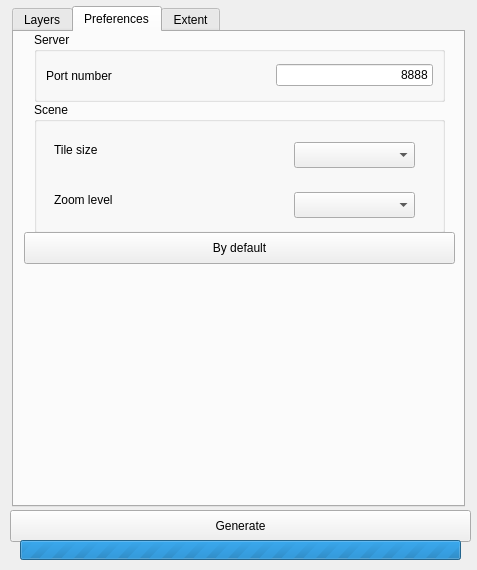
vongoethe/vizitown_plugin, file ui_vizitown.ui: the form before one commit.
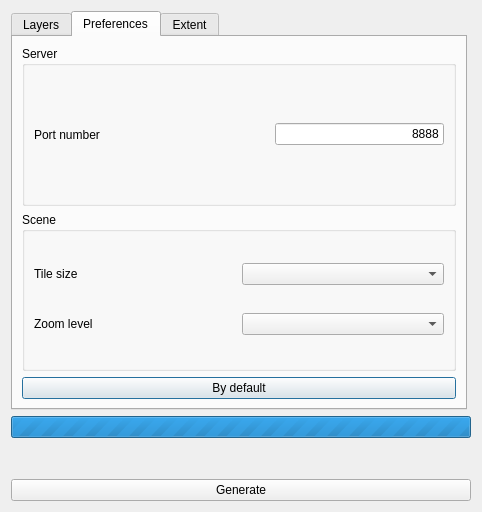
The form after the commit. The open tabs and pages were chosen to show the change. Icons and pictures are not drawn.

The edit to the form file:
```diff
--- a/ui_vizitown.ui
+++ b/ui_vizitown.ui
@@ -9,20 +9,20 @@
    <rect>
     <x>0</x>
     <y>0</y>
-    <width>477</width>
-    <height>570</height>
+    <width>482</width>
+    <height>512</height>
    </rect>
   </property>
   <property name="minimumSize">
    <size>
-    <width>477</width>
-    <height>570</height>
+    <width>482</width>
+    <height>512</height>
    </size>
   </property>
   <property name="maximumSize">
    <size>
-    <width>477</width>
-    <height>570</height>
+    <width>482</width>
+    <height>512</height>
    </size>
   </property>
   <property name="windowTitle">
@@ -32,14 +32,20 @@
    <iconset>
     <normaloff>vt.png</normaloff>vt.png</iconset>
   </property>
+  <layout class="QVBoxLayout" name="verticalLayout_2">
+   <item>
   <widget class="QTabWidget" name="tabWidget">
-   <property name="geometry">
-    <rect>
-     <x>12</x>
-     <y>6</y>
-     <width>453</width>
-     <height>501</height>
-    </rect>
+     <property name="minimumSize">
+      <size>
+       <width>456</width>
+       <height>398</height>
+      </size>
+     </property>
+     <property name="maximumSize">
+      <size>
+       <width>456</width>
+       <height>16777215</height>
+      </size>
    </property>
    <property name="currentIndex">
     <number>0</number>
@@ -49,54 +55,61 @@
      <string>Layers</string>
     </attribute>
     <layout class="QGridLayout" name="gridLayout_2">
-     <item row="0" column="0">
-      <widget class="QGroupBox" name="groupBox">
-       <property name="title">
-        <string>MNT</string>
-       </property>
-       <layout class="QHBoxLayout" name="horizontalLayout">
-        <item>
-         <widget class="QLabel" name="label_5">
-          <property name="text">
-           <string>Layer Name</string>
-          </property>
-         </widget>
-        </item>
-        <item>
-         <widget class="QComboBox" name="cb_MNT"/>
-        </item>
-       </layout>
-      </widget>
-     </item>
      <item row="2" column="0">
       <widget class="QGroupBox" name="groupBox_3">
        <property name="title">
         <string>Vector</string>
        </property>
        <layout class="QGridLayout" name="gridLayout_3">
-        <item row="0" column="0">
-         <widget class="QListWidget" name="listWidget_Left"/>
-        </item>
-        <item row="0" column="5">
-         <widget class="QListWidget" name="listWidget_Right"/>
-        </item>
-        <item row="0" column="3" colspan="2">
+          <item row="0" column="2" colspan="2">
          <layout class="QVBoxLayout" name="verticalLayout">
           <item>
-           <widget class="QPushButton" name="btn_add">
+             <widget class="QTableWidget" name="layerSelectionWidget">
+              <property name="alternatingRowColors">
+               <bool>true</bool>
+              </property>
+              <property name="selectionBehavior">
+               <enum>QAbstractItemView::SelectRows</enum>
+              </property>
+              <property name="sortingEnabled">
+               <bool>true</bool>
+              </property>
+              <property name="columnCount">
+               <number>3</number>
+              </property>
+              <attribute name="horizontalHeaderStretchLastSection">
+               <bool>true</bool>
+              </attribute>
+              <column>
             <property name="text">
-             <string>Add &gt;&gt;</string>
-            </property>
-           </widget>
-          </item>
+                <string>Display</string>
+               </property>
+              </column>
+              <column>
+               <property name="text">
+                <string>Layer</string>
+               </property>
+              </column>
+              <column>
+               <property name="text">
+                <string>Field</string>
+               </property>
+              </column>
+             </widget>
+            </item>
+           </layout>
+          </item>
+         </layout>
+        </widget>
+       </item>
+       <item row="0" column="0">
+        <widget class="QGroupBox" name="groupBox">
+         <property name="title">
+          <string>DEM</string>
+         </property>
+         <layout class="QHBoxLayout" name="horizontalLayout">
           <item>
-           <widget class="QPushButton" name="btn_supp">
-            <property name="text">
-             <string>Remove &lt;&lt;</string>
-            </property>
-           </widget>
-          </item>
-         </layout>
+           <widget class="QComboBox" name="cb_MNT"/>
         </item>
        </layout>
       </widget>
@@ -107,13 +120,6 @@
         <string>Texture</string>
        </property>
        <layout class="QHBoxLayout" name="horizontalLayout_2">
-        <item>
-         <widget class="QLabel" name="label_6">
-          <property name="text">
-           <string>Layer Name</string>
-          </property>
-         </widget>
-        </item>
         <item>
          <widget class="QComboBox" name="cb_Raster"/>
         </item>
@@ -126,15 +132,9 @@
     <attribute name="title">
      <string>Preferences</string>
     </attribute>
+      <layout class="QVBoxLayout" name="verticalLayout_3">
+       <item>
     <widget class="QGroupBox" name="groupBox_4">
-     <property name="geometry">
-      <rect>
-       <x>20</x>
-       <y>0</y>
-       <width>411</width>
-       <height>70</height>
-      </rect>
-     </property>
      <property name="title">
       <string>Server</string>
      </property>
@@ -174,78 +174,44 @@
       </item>
      </layout>
     </widget>
+       </item>
+       <item>
     <widget class="QGroupBox" name="groupBox_5">
-     <property name="geometry">
-      <rect>
-       <x>20</x>
-       <y>70</y>
-       <width>411</width>
-       <height>131</height>
-      </rect>
-     </property>
      <property name="title">
       <string>Scene</string>
      </property>
+         <layout class="QGridLayout" name="gridLayout">
+          <item row="0" column="0">
      <widget class="QLabel" name="label_8">
-      <property name="geometry">
-       <rect>
-        <x>20</x>
-        <y>40</y>
-        <width>53</width>
-        <height>16</height>
-       </rect>
-      </property>
       <property name="text">
        <string>Tile size</string>
       </property>
      </widget>
-     <widget class="QComboBox" name="cb_tuile">
-      <property name="geometry">
-       <rect>
-        <x>260</x>
-        <y>40</y>
-        <width>121</width>
-        <height>26</height>
-       </rect>
-      </property>
-     </widget>
+          </item>
+          <item row="0" column="1">
+           <widget class="QComboBox" name="cb_tuile"/>
+          </item>
+          <item row="1" column="0">
      <widget class="QLabel" name="label_9">
-      <property name="geometry">
-       <rect>
-        <x>20</x>
-        <y>90</y>
-        <width>71</width>
-        <height>16</height>
-       </rect>
-      </property>
       <property name="text">
        <string>Zoom level</string>
       </property>
      </widget>
-     <widget class="QComboBox" name="cb_zoom">
-      <property name="geometry">
-       <rect>
-        <x>260</x>
-        <y>90</y>
-        <width>121</width>
-        <height>26</height>
-       </rect>
-      </property>
-     </widget>
-    </widget>
+          </item>
+          <item row="1" column="1">
+           <widget class="QComboBox" name="cb_zoom"/>
+          </item>
+         </layout>
+        </widget>
+       </item>
+       <item>
     <widget class="QPushButton" name="btn_defaut">
-     <property name="geometry">
-      <rect>
-       <x>10</x>
-       <y>200</y>
-       <width>431</width>
-       <height>32</height>
-      </rect>
-     </property>
      <property name="text">
       <string>By default</string>
      </property>
     </widget>
+       </item>
+      </layout>
    </widget>
    <widget class="QWidget" name="extent">
     <attribute name="title">
@@ -324,28 +290,9 @@
     </layout>
    </widget>
   </widget>
-  <widget class="QPushButton" name="btn_generate">
-   <property name="geometry">
-    <rect>
-     <x>10</x>
-     <y>510</y>
-     <width>461</width>
-     <height>32</height>
-    </rect>
-   </property>
-   <property name="text">
-    <string>Generate</string>
-   </property>
-  </widget>
+   </item>
+   <item>
   <widget class="QProgressBar" name="progressBar">
-   <property name="geometry">
-    <rect>
-     <x>20</x>
-     <y>540</y>
-     <width>441</width>
-     <height>20</height>
-    </rect>
-   </property>
    <property name="maximum">
     <number>0</number>
    </property>
@@ -353,6 +300,28 @@
     <number>-1</number>
    </property>
   </widget>
+   </item>
+   <item>
+    <spacer name="verticalSpacer">
+     <property name="orientation">
+      <enum>Qt::Vertical</enum>
+     </property>
+     <property name="sizeHint" stdset="0">
+      <size>
+       <width>20</width>
+       <height>55</height>
+      </size>
+     </property>
+    </spacer>
+   </item>
+   <item>
+    <widget class="QPushButton" name="btn_generate">
+     <property name="text">
+      <string>Generate</string>
+     </property>
+    </widget>
+   </item>
+  </layout>
  </widget>
  <resources/>
  <connections/>
```
Lines whose indentation alone changed are shown as unchanged.
